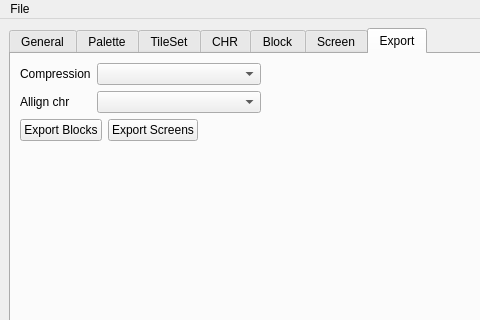
Old version of the form YuureikunLevelEditor/mainwindow.ui in the repository evgenykzz2/FamiTool; both pictures show x 0 to 480 and y 0 to 320 of the 1055 by 659 pixel window.
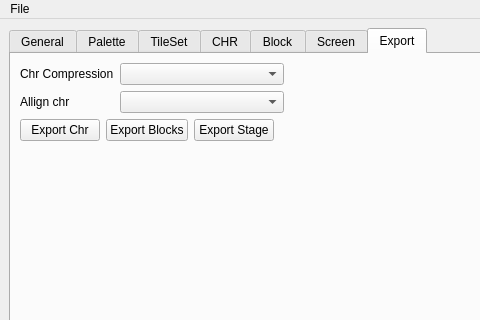
New version of the form. The open tabs and pages were chosen to show the change.

What changed in the file:
```diff
--- a/YuureikunLevelEditor/mainwindow.ui
+++ b/YuureikunLevelEditor/mainwindow.ui
@@ -1124,7 +1124,7 @@
           <item row="0" column="0">
            <widget class="QLabel" name="label_9">
             <property name="text">
-             <string>Compression</string>
+             <string>Chr Compression</string>
             </property>
            </widget>
           </item>
@@ -1162,6 +1162,13 @@
         </item>
         <item>
          <layout class="QHBoxLayout" name="horizontalLayout_12">
+          <item>
+           <widget class="QPushButton" name="btn_export_chr">
+            <property name="text">
+             <string>Export Chr</string>
+            </property>
+           </widget>
+          </item>
           <item>
            <widget class="QPushButton" name="btn_export_blocks">
             <property name="text">
@@ -1172,7 +1179,7 @@
           <item>
            <widget class="QPushButton" name="btn_export_screens">
             <property name="text">
-             <string>Export Screens</string>
+             <string>Export Stage</string>
             </property>
            </widget>
           </item>
```
Left out of the diff: 11 changed lines with no effect on the pictures.
